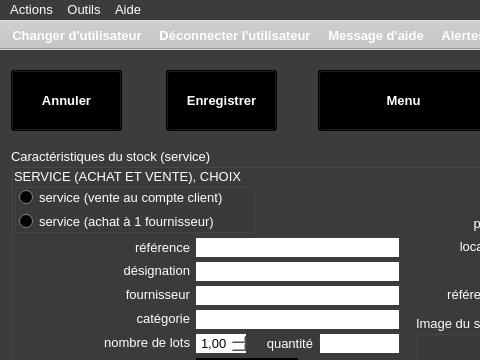
Qt form ui/yeroth-erp-entrer-window.ui (xnoumbissinoundou/yeroth-erp-3.0) before a commit; both pictures show x 0 to 480 and y 0 to 360 of the 799 by 601 pixel window.
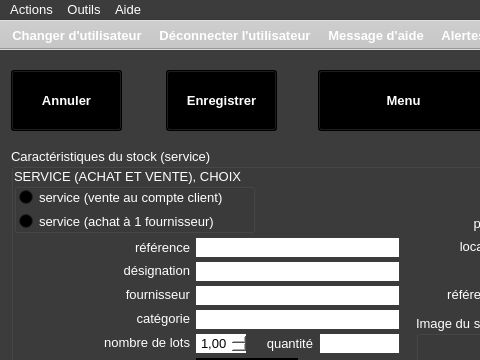
The same form after that commit. Icons and pictures are not drawn. Custom widgets are drawn as their Qt base class.

Commit message: I finally completed changing choice between service and stock insert using a QRADIOBUTTON !

Diff of the .ui file:
```diff
--- a/ui/yeroth-erp-entrer-window.ui
+++ b/ui/yeroth-erp-entrer-window.ui
@@ -12028,6 +12028,421 @@
        <height>65</height>
       </rect>
      </property>
+     <property name="palette">
+      <palette>
+       <active>
+        <colorrole role="WindowText">
+         <brush brushstyle="SolidPattern">
+          <color alpha="255">
+           <red>255</red>
+           <green>255</green>
+           <blue>255</blue>
+          </color>
+         </brush>
+        </colorrole>
+        <colorrole role="Button">
+         <brush brushstyle="SolidPattern">
+          <color alpha="255">
+           <red>46</red>
+           <green>52</green>
+           <blue>54</blue>
+          </color>
+         </brush>
+        </colorrole>
+        <colorrole role="Light">
+         <brush brushstyle="SolidPattern">
+          <color alpha="255">
+           <red>69</red>
+           <green>78</green>
+           <blue>81</blue>
+          </color>
+         </brush>
+        </colorrole>
+        <colorrole role="Midlight">
+         <brush brushstyle="SolidPattern">
+          <color alpha="255">
+           <red>57</red>
+           <green>65</green>
+           <blue>67</blue>
+          </color>
+         </brush>
+        </colorrole>
+        <colorrole role="Dark">
+         <brush brushstyle="SolidPattern">
+          <color alpha="255">
+           <red>23</red>
+           <green>26</green>
+           <blue>27</blue>
+          </color>
+         </brush>
+        </colorrole>
+        <colorrole role="Mid">
+         <brush brushstyle="SolidPattern">
+          <color alpha="255">
+           <red>30</red>
+           <green>34</green>
+           <blue>36</blue>
+          </color>
+         </brush>
+        </colorrole>
+        <colorrole role="Text">
+         <brush brushstyle="SolidPattern">
+          <color alpha="255">
+           <red>255</red>
+           <green>255</green>
+           <blue>255</blue>
+          </color>
+         </brush>
+        </colorrole>
+        <colorrole role="BrightText">
+         <brush brushstyle="SolidPattern">
+          <color alpha="255">
+           <red>255</red>
+           <green>255</green>
+           <blue>255</blue>
+          </color>
+         </brush>
+        </colorrole>
+        <colorrole role="ButtonText">
+         <brush brushstyle="SolidPattern">
+          <color alpha="255">
+           <red>255</red>
+           <green>255</green>
+           <blue>255</blue>
+          </color>
+         </brush>
+        </colorrole>
+        <colorrole role="Base">
+         <brush brushstyle="SolidPattern">
+          <color alpha="255">
+           <red>0</red>
+           <green>0</green>
+           <blue>0</blue>
+          </color>
+         </brush>
+        </colorrole>
+        <colorrole role="Window">
+         <brush brushstyle="SolidPattern">
+          <color alpha="255">
+           <red>46</red>
+           <green>52</green>
+           <blue>54</blue>
+          </color>
+         </brush>
+        </colorrole>
+        <colorrole role="Shadow">
+         <brush brushstyle="SolidPattern">
+          <color alpha="255">
+           <red>0</red>
+           <green>0</green>
+           <blue>0</blue>
+          </color>
+         </brush>
+        </colorrole>
+        <colorrole role="AlternateBase">
+         <brush brushstyle="SolidPattern">
+          <color alpha="255">
+           <red>23</red>
+           <green>26</green>
+           <blue>27</blue>
+          </color>
+         </brush>
+        </colorrole>
+        <colorrole role="ToolTipBase">
+         <brush brushstyle="SolidPattern">
+          <color alpha="255">
+           <red>255</red>
+           <green>255</green>
+           <blue>220</blue>
+          </color>
+         </brush>
+        </colorrole>
+        <colorrole role="ToolTipText">
+         <brush brushstyle="SolidPattern">
+          <color alpha="255">
+           <red>0</red>
+           <green>0</green>
+           <blue>0</blue>
+          </color>
+         </brush>
+        </colorrole>
+       </active>
+       <inactive>
+        <colorrole role="WindowText">
+         <brush brushstyle="SolidPattern">
+          <color alpha="255">
+           <red>255</red>
+           <green>255</green>
+           <blue>255</blue>
+          </color>
+         </brush>
+        </colorrole>
+        <colorrole role="Button">
+         <brush brushstyle="SolidPattern">
+          <color alpha="255">
+           <red>46</red>
+           <green>52</green>
+           <blue>54</blue>
+          </color>
+         </brush>
+        </colorrole>
+        <colorrole role="Light">
+         <brush brushstyle="SolidPattern">
+          <color alpha="255">
+           <red>69</red>
+           <green>78</green>
+           <blue>81</blue>
+          </color>
+         </brush>
+        </colorrole>
+        <colorrole role="Midlight">
+         <brush brushstyle="SolidPattern">
+          <color alpha="255">
+           <red>57</red>
+           <green>65</green>
+           <blue>67</blue>
+          </color>
+         </brush>
+        </colorrole>
+        <colorrole role="Dark">
+         <brush brushstyle="SolidPattern">
+          <color alpha="255">
+           <red>23</red>
+           <green>26</green>
+           <blue>27</blue>
+          </color>
+         </brush>
+        </colorrole>
+        <colorrole role="Mid">
+         <brush brushstyle="SolidPattern">
+          <color alpha="255">
+           <red>30</red>
+           <green>34</green>
+           <blue>36</blue>
+          </color>
+         </brush>
+        </colorrole>
+        <colorrole role="Text">
+         <brush brushstyle="SolidPattern">
+          <color alpha="255">
+           <red>255</red>
+           <green>255</green>
+           <blue>255</blue>
+          </color>
+         </brush>
+        </colorrole>
+        <colorrole role="BrightText">
+         <brush brushstyle="SolidPattern">
+          <color alpha="255">
+           <red>255</red>
+           <green>255</green>
+           <blue>255</blue>
+          </color>
+         </brush>
+        </colorrole>
+        <colorrole role="ButtonText">
+         <brush brushstyle="SolidPattern">
+          <color alpha="255">
+           <red>255</red>
+           <green>255</green>
+           <blue>255</blue>
+          </color>
+         </brush>
+        </colorrole>
+        <colorrole role="Base">
+         <brush brushstyle="SolidPattern">
+          <color alpha="255">
+           <red>0</red>
+           <green>0</green>
+           <blue>0</blue>
+          </color>
+         </brush>
+        </colorrole>
+        <colorrole role="Window">
+         <brush brushstyle="SolidPattern">
+          <color alpha="255">
+           <red>46</red>
+           <green>52</green>
+           <blue>54</blue>
+          </color>
+         </brush>
+        </colorrole>
+        <colorrole role="Shadow">
+         <brush brushstyle="SolidPattern">
+          <color alpha="255">
+           <red>0</red>
+           <green>0</green>
+           <blue>0</blue>
+          </color>
+         </brush>
+        </colorrole>
+        <colorrole role="AlternateBase">
+         <brush brushstyle="SolidPattern">
+          <color alpha="255">
+           <red>23</red>
+           <green>26</green>
+           <blue>27</blue>
+          </color>
+         </brush>
+        </colorrole>
+        <colorrole role="ToolTipBase">
+         <brush brushstyle="SolidPattern">
+          <color alpha="255">
+           <red>255</red>
+           <green>255</green>
+           <blue>220</blue>
+          </color>
+         </brush>
+        </colorrole>
+        <colorrole role="ToolTipText">
+         <brush brushstyle="SolidPattern">
+          <color alpha="255">
+           <red>0</red>
+           <green>0</green>
+           <blue>0</blue>
+          </color>
+         </brush>
+        </colorrole>
+       </inactive>
+       <disabled>
+        <colorrole role="WindowText">
+         <brush brushstyle="SolidPattern">
+          <color alpha="255">
+           <red>23</red>
+           <green>26</green>
+           <blue>27</blue>
+          </color>
+         </brush>
+        </colorrole>
+        <colorrole role="Button">
+         <brush brushstyle="SolidPattern">
+          <color alpha="255">
+           <red>46</red>
+           <green>52</green>
+           <blue>54</blue>
+          </color>
+         </brush>
+        </colorrole>
+        <colorrole role="Light">
+         <brush brushstyle="SolidPattern">
+          <color alpha="255">
+           <red>69</red>
+           <green>78</green>
+           <blue>81</blue>
+          </color>
+         </brush>
+        </colorrole>
+        <colorrole role="Midlight">
+         <brush brushstyle="SolidPattern">
+          <color alpha="255">
+           <red>57</red>
+           <green>65</green>
+           <blue>67</blue>
+          </color>
+         </brush>
+        </colorrole>
+        <colorrole role="Dark">
+         <brush brushstyle="SolidPattern">
+          <color alpha="255">
+           <red>23</red>
+           <green>26</green>
+           <blue>27</blue>
+          </color>
+         </brush>
+        </colorrole>
+        <colorrole role="Mid">
+         <brush brushstyle="SolidPattern">
+          <color alpha="255">
+           <red>30</red>
+           <green>34</green>
+           <blue>36</blue>
+          </color>
+         </brush>
+        </colorrole>
+        <colorrole role="Text">
+         <brush brushstyle="SolidPattern">
+          <color alpha="255">
+           <red>23</red>
+           <green>26</green>
+           <blue>27</blue>
+          </color>
+         </brush>
+        </colorrole>
+        <colorrole role="BrightText">
+         <brush brushstyle="SolidPattern">
+          <color alpha="255">
+           <red>255</red>
+           <green>255</green>
+           <blue>255</blue>
+          </color>
+         </brush>
+        </colorrole>
+        <colorrole role="ButtonText">
+         <brush brushstyle="SolidPattern">
+          <color alpha="255">
+           <red>23</red>
+           <green>26</green>
+           <blue>27</blue>
+          </color>
+         </brush>
+        </colorrole>
+        <colorrole role="Base">
+         <brush brushstyle="SolidPattern">
+          <color alpha="255">
+           <red>46</red>
+           <green>52</green>
+           <blue>54</blue>
+          </color>
+         </brush>
+        </colorrole>
+        <colorrole role="Window">
+         <brush brushstyle="SolidPattern">
+          <color alpha="255">
+           <red>46</red>
+           <green>52</green>
+           <blue>54</blue>
+          </color>
+         </brush>
+        </colorrole>
+        <colorrole role="Shadow">
+         <brush brushstyle="SolidPattern">
+          <color alpha="255">
+           <red>0</red>
+           <green>0</green>
+           <blue>0</blue>
+          </color>
+         </brush>
+        </colorrole>
+        <colorrole role="AlternateBase">
+         <brush brushstyle="SolidPattern">
+          <color alpha="255">
+           <red>46</red>
+           <green>52</green>
+           <blue>54</blue>
+          </color>
+         </brush>
+        </colorrole>
+        <colorrole role="ToolTipBase">
+         <brush brushstyle="SolidPattern">
+          <color alpha="255">
+           <red>255</red>
+           <green>255</green>
+           <blue>220</blue>
+          </color>
+         </brush>
+        </colorrole>
+        <colorrole role="ToolTipText">
+         <brush brushstyle="SolidPattern">
+          <color alpha="255">
+           <red>0</red>
+           <green>0</green>
+           <blue>0</blue>
+          </color>
+         </brush>
+        </colorrole>
+       </disabled>
+      </palette>
+     </property>
      <property name="title">
       <string>SERVICE (ACHAT ET VENTE), CHOIX</string>
      </property>
```
The commit also changes 2 other files.
